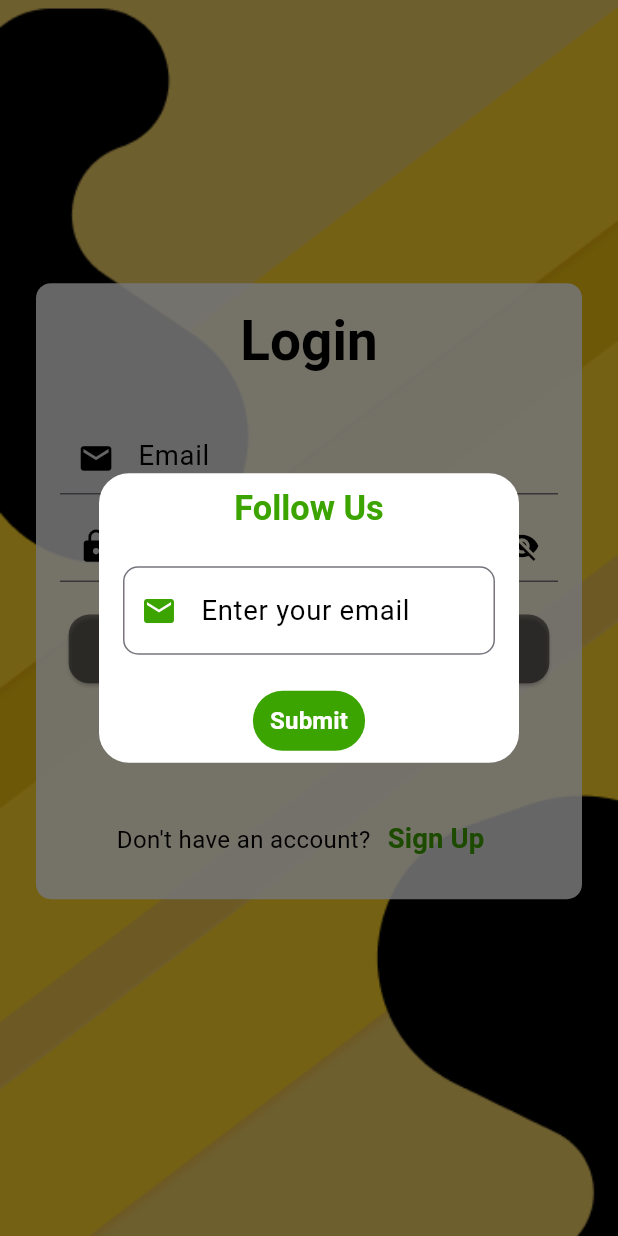
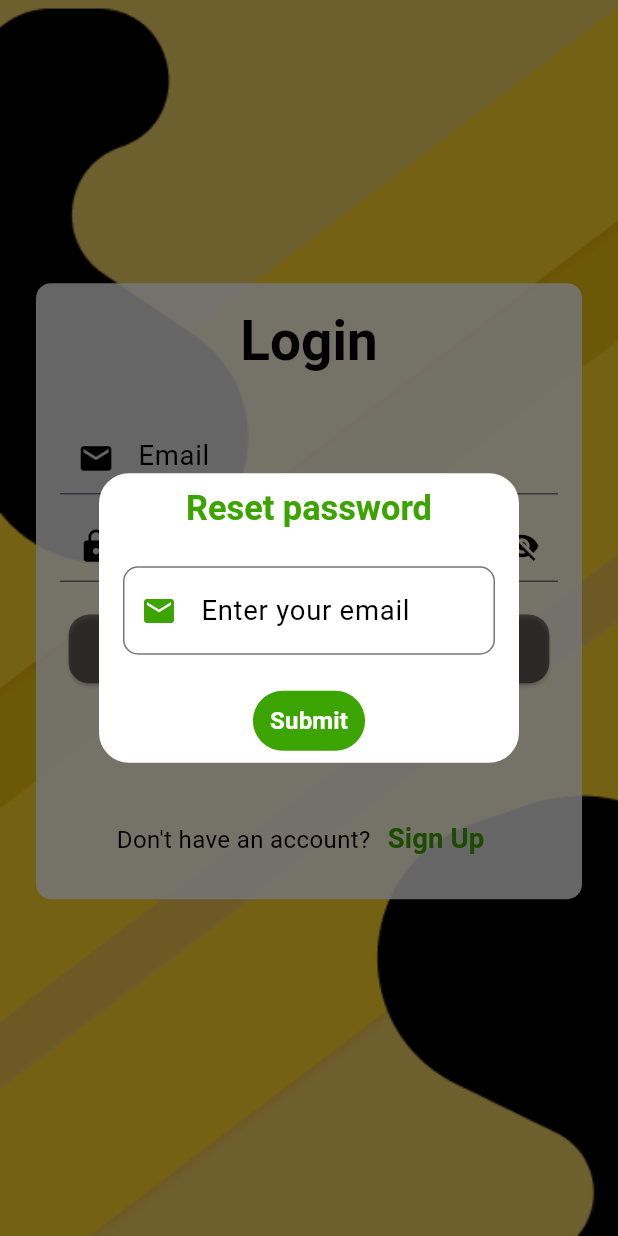
Before and after one commit to tanay4768/peepalfarm, a Flutter app: the screen it shows after launch, after a tap on "Get Started", after a tap on "Forgot Password?", on a phone screen of 412 x 824 dp. Run offline on Flutter 3.47's test engine with Material 3 defaults, Android fonts, the phone set to English and light mode, and no system bars; our stand-ins replace firebase_auth, firebase_core, firebase_database, flutter_screenutil, get, get_storage; accounts and stored records are empty.

Commit message:
forgot pass

```diff
--- a/lib/utils/globals.dart
+++ b/lib/utils/globals.dart
@@ -24,7 +24,7 @@ class Globals {
   static void showResetDialog() {
     TextEditingController emailController = TextEditingController();
     Get.defaultDialog(
-        title: "Follow Us",
+        title: "Reset password",
         middleText: "Please enter your email to follow us:",
         backgroundColor: CustomColors.white,
         titleStyle: TextStyle(color: CustomColors.blue),
```
